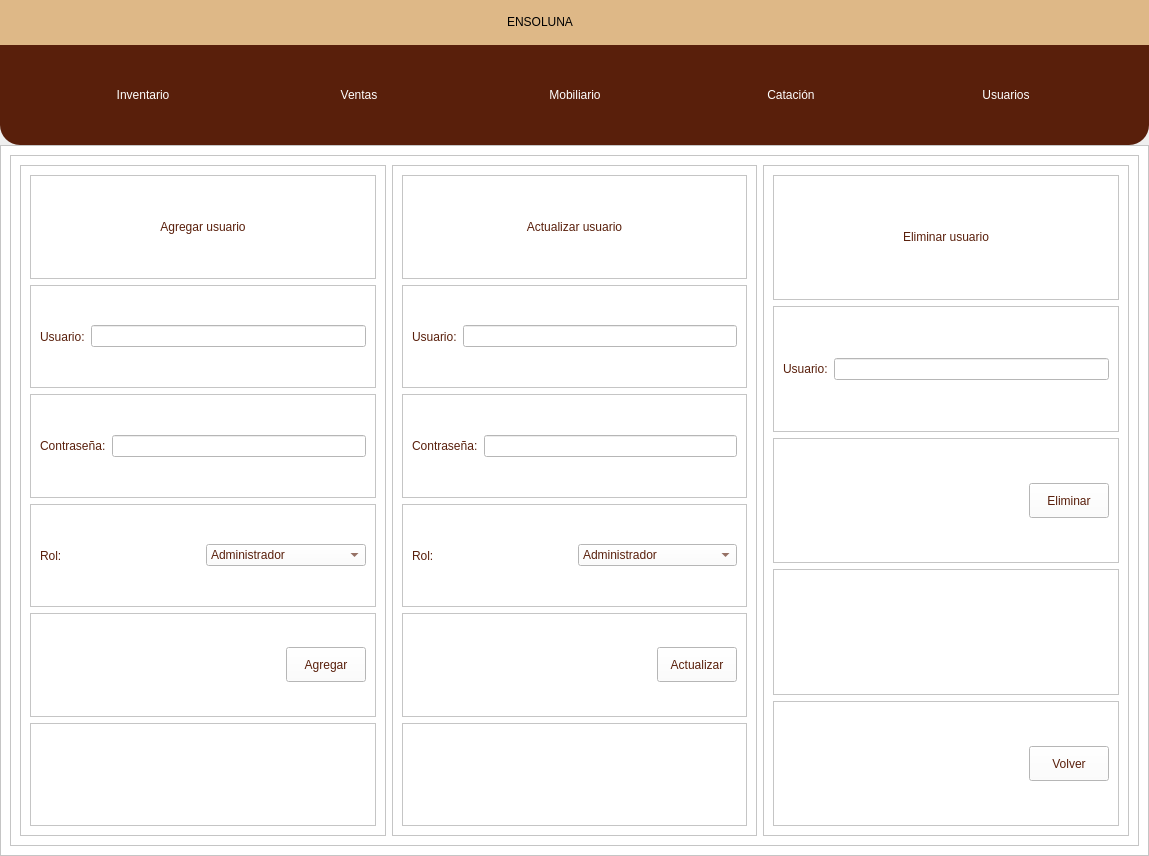
Before: the Qt Designer form views/designs/DB1.ui in andree-ro/BaseDatosEnsoluna, drawn with Qt 5.
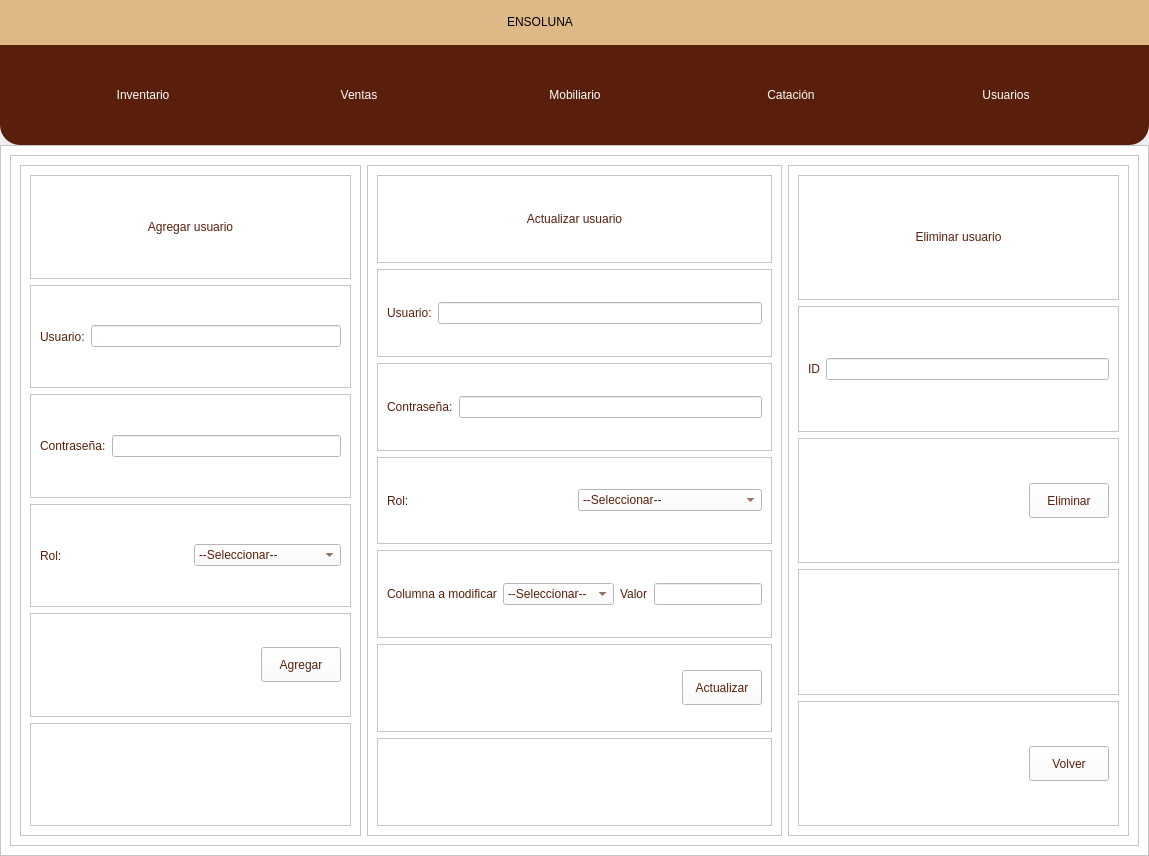
After: the same form once the commit is applied. The open tabs and pages were chosen to show the change. Icons and pictures are not drawn.

Diff of the .ui file:
```diff
--- a/views/designs/DB1.ui
+++ b/views/designs/DB1.ui
@@ -1335,6 +1335,11 @@
                        <string notr="true">color: rgb(89, 31, 11);
 font: 75 10pt &quot;Open Sans Semibold&quot;</string>
                       </property>
+                      <item>
+                       <property name="text">
+                        <string>--Seleccionar--</string>
+                       </property>
+                      </item>
                       <item>
                        <property name="text">
                         <string>Administrador</string>
@@ -1554,6 +1559,11 @@
                        <string notr="true">color: rgb(89, 31, 11);
 font: 75 10pt &quot;Open Sans Semibold&quot;</string>
                       </property>
+                      <item>
+                       <property name="text">
+                        <string>--Seleccionar--</string>
+                       </property>
+                      </item>
                       <item>
                        <property name="text">
                         <string>Administrador</string>
@@ -1579,6 +1589,71 @@
                    </layout>
                   </widget>
                  </item>
+                 <item>
+                  <widget class="QFrame" name="frame_111">
+                   <property name="frameShape">
+                    <enum>QFrame::StyledPanel</enum>
+                   </property>
+                   <property name="frameShadow">
+                    <enum>QFrame::Raised</enum>
+                   </property>
+                   <layout class="QHBoxLayout" name="horizontalLayout_65">
+                    <item>
+                     <widget class="QLabel" name="label_42">
+                      <property name="styleSheet">
+                       <string notr="true">color: rgb(89, 31, 11);
+font: 75 10pt &quot;Open Sans Semibold&quot;</string>
+                      </property>
+                      <property name="text">
+                       <string>Columna a modificar</string>
+                      </property>
+                     </widget>
+                    </item>
+                    <item>
+                     <widget class="QComboBox" name="info_rol_a_columna">
+                      <property name="styleSheet">
+                       <string notr="true">color: rgb(89, 31, 11);
+font: 75 10pt &quot;Open Sans Semibold&quot;</string>
+                      </property>
+                      <item>
+                       <property name="text">
+                        <string>--Seleccionar--</string>
+                       </property>
+                      </item>
+                      <item>
+                       <property name="text">
+                        <string>Usuario</string>
+                       </property>
+                      </item>
+                      <item>
+                       <property name="text">
+                        <string>Contraseña</string>
+                       </property>
+                      </item>
+                      <item>
+                       <property name="text">
+                        <string>Rol</string>
+                       </property>
+                      </item>
+                     </widget>
+                    </item>
+                    <item>
+                     <widget class="QLabel" name="label_43">
+                      <property name="styleSheet">
+                       <string notr="true">color: rgb(89, 31, 11);
+font: 75 10pt &quot;Open Sans Semibold&quot;</string>
+                      </property>
+                      <property name="text">
+                       <string>Valor</string>
+                      </property>
+                     </widget>
+                    </item>
+                    <item>
+                     <widget class="QLineEdit" name="info_usuario_a_valor"/>
+                    </item>
+                   </layout>
+                  </widget>
+                 </item>
                  <item>
                   <widget class="QFrame" name="frame_101">
                    <property name="frameShape">
@@ -1711,7 +1786,7 @@
 font: 75 10pt &quot;Open Sans Semibold&quot;</string>
                       </property>
                       <property name="text">
-                       <string>Usuario:</string>
+                       <string>ID</string>
                       </property>
                      </widget>
                     </item>
```
